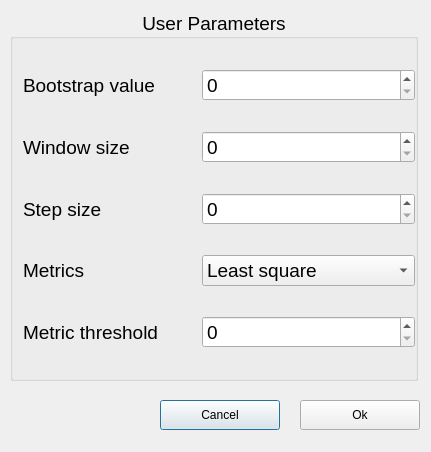
First picture: the form in Qt/parameters.ui, repository tahiri-lab/iPhyloGeo_plus_plus, before the edit.
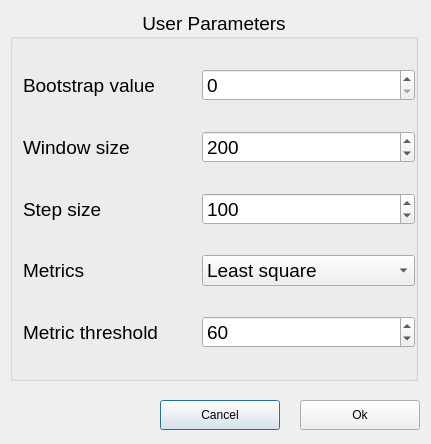
Second picture: the form after the edit.

Commit message: Fixd window size and set defult value in paramenters files

```diff
--- a/Qt/parameters.ui
+++ b/Qt/parameters.ui
@@ -7,7 +7,7 @@
     <x>0</x>
     <y>0</y>
     <width>431</width>
-    <height>452</height>
+    <height>444</height>
    </rect>
   </property>
   <property name="sizePolicy">
@@ -19,13 +19,13 @@
   <property name="minimumSize">
    <size>
     <width>431</width>
-    <height>382</height>
+    <height>444</height>
    </size>
   </property>
   <property name="maximumSize">
    <size>
     <width>431</width>
-    <height>500</height>
+    <height>444</height>
    </size>
   </property>
   <property name="windowTitle">
@@ -128,7 +128,7 @@
        <number>1</number>
       </property>
       <property name="value">
-       <number>0</number>
+       <number>200</number>
       </property>
      </widget>
     </item>
@@ -177,7 +177,7 @@
        <number>1</number>
       </property>
       <property name="value">
-       <number>0</number>
+       <number>100</number>
       </property>
      </widget>
     </item>
@@ -192,7 +192,11 @@
      </widget>
     </item>
     <item row="6" column="1">
-     <widget class="QSpinBox" name="spinBox"/>
+     <widget class="QSpinBox" name="spinBox">
+      <property name="value">
+       <number>60</number>
+      </property>
+     </widget>
     </item>
     <item row="0" column="1">
      <widget class="QSpinBox" name="spinBox_bootstrap">
```
The commit also changes 1 other file.
